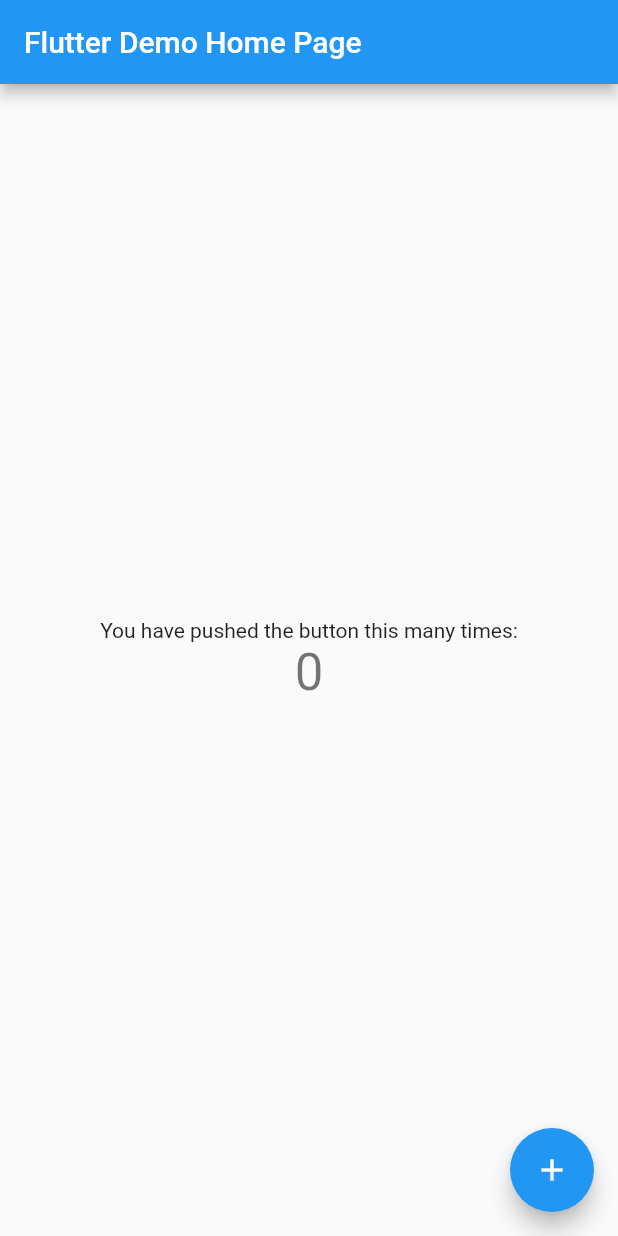
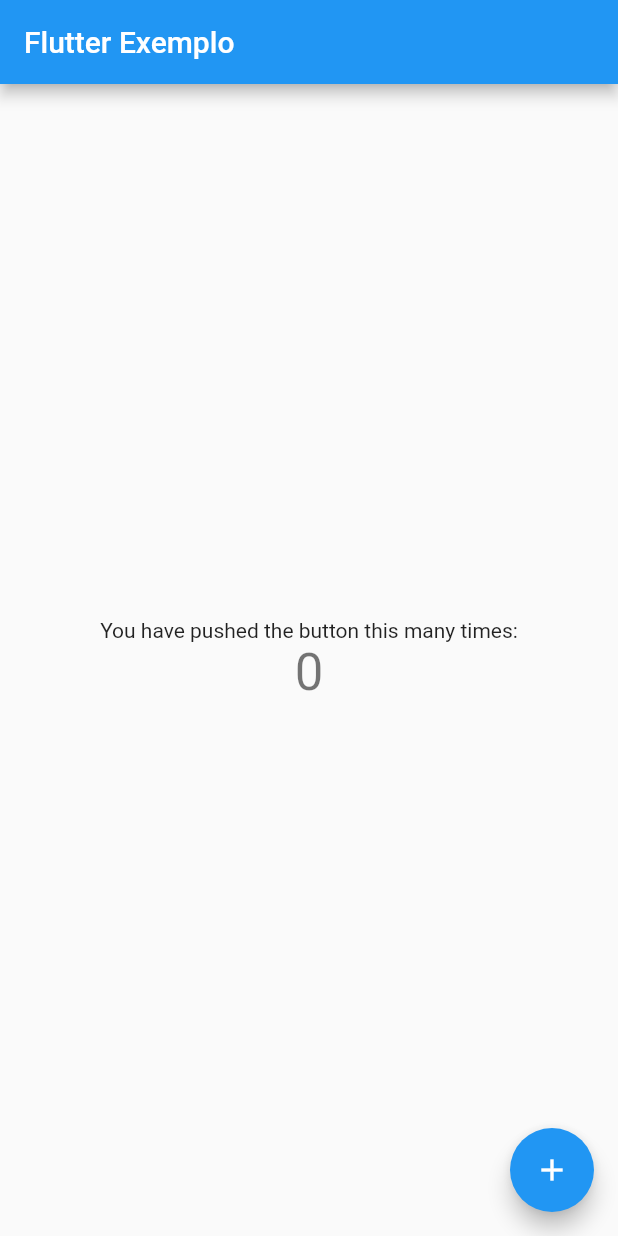
Before and after one commit to GilsonEniac/Flutter, a Flutter app: the screen it shows after launch, on a phone screen of 412 x 824 dp. Run offline on Flutter 3.47's test engine with Material 2 defaults, Android fonts, the phone set to English and light mode, and no system bars.

Commit message:
Update main.dart
Alteração texto do aplicativo

```diff
--- a/flutter_application_1/lib/main.dart
+++ b/flutter_application_1/lib/main.dart
@@ -14,7 +14,7 @@ class MyApp extends StatelessWidget {
       theme: ThemeData(
         primarySwatch: Colors.blue,
       ),
-      home: const MyHomePage(title: 'Flutter Demo Home Page'),
+      home: const MyHomePage(title: 'Flutter Exemplo'),
     );
   }
 }
```
